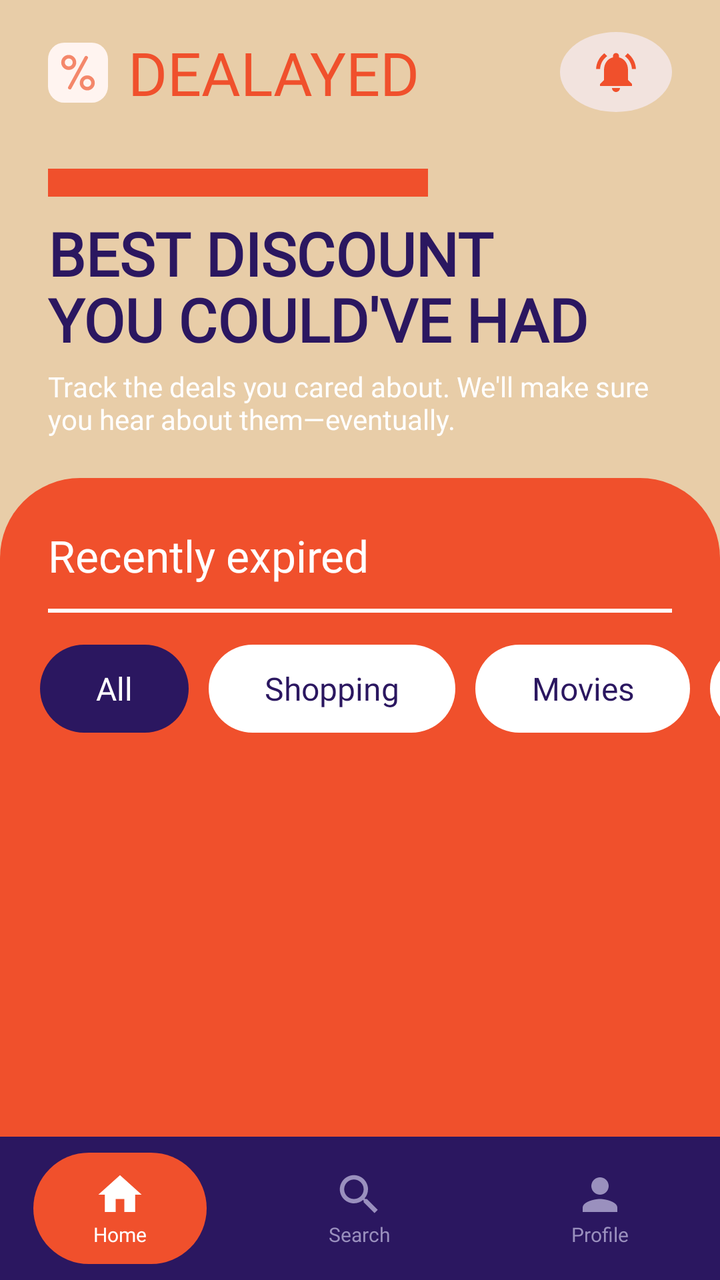
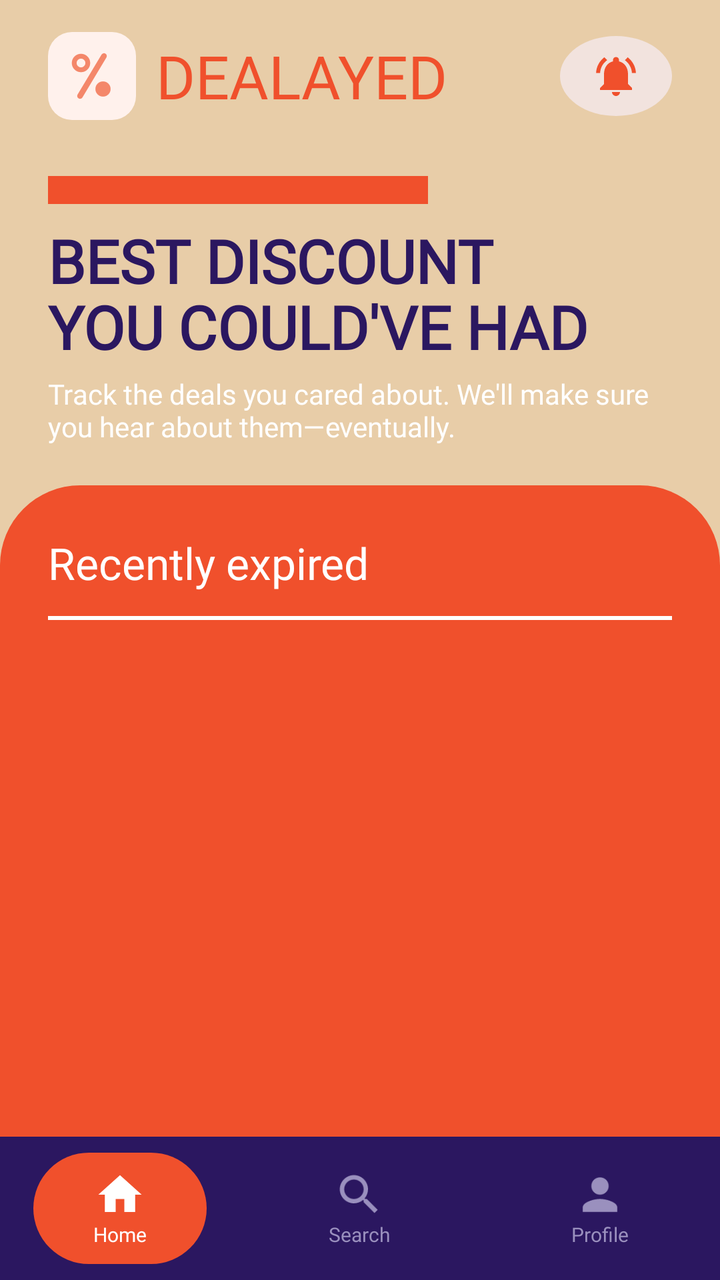

Two renders of the same Android screen: before a commit and after it. Below are the layout's source before the change and the commit's diff.
<!-- AndroidManifest.xml: application theme Theme.Dealayed -->
<!-- res/layout/activity_home.xml -->
<?xml version="1.0" encoding="utf-8"?>
<LinearLayout xmlns:android="http://schemas.android.com/apk/res/android"
    xmlns:app="http://schemas.android.com/apk/res-auto"
    android:id="@+id/root"
    android:layout_width="match_parent"
    android:layout_height="match_parent"
    android:orientation="vertical"
    android:background="@color/beige">

    
    <LinearLayout
        android:layout_width="match_parent"
        android:layout_height="wrap_content"
        android:gravity="center_vertical"
        android:orientation="horizontal"
        android:paddingStart="24dp"
        android:paddingEnd="24dp"
        android:paddingTop="16dp"
        android:paddingBottom="4dp">

        <ImageView
            android:layout_width="30dp"
            android:layout_height="35dp"
            android:contentDescription="Dealayed logo"
            android:src="@drawable/ic_logo_mark" />

        <TextView
            android:layout_width="0dp"
            android:layout_height="wrap_content"
            android:layout_weight="1"
            android:layout_marginStart="10dp"
            android:fontFamily="@font/lexend_extrabold"
            android:text="DEALAYED"
            android:textColor="@color/orange"
            android:textSize="30sp" />

        <ImageView
            android:id="@+id/bellButton"
            android:layout_width="56dp"
            android:layout_height="40dp"
            android:background="@drawable/bg_bell_button"
            android:padding="8dp"
            android:src="@drawable/ic_bell"
            app:tint="@color/orange" />

    </LinearLayout>

    
    <View
        android:layout_width="190dp"
        android:layout_height="14dp"
        android:layout_marginStart="24dp"
        android:layout_marginTop="24dp"
        android:background="@color/orange" />

    <TextView
        android:layout_width="match_parent"
        android:layout_height="wrap_content"
        android:layout_marginStart="24dp"
        android:layout_marginEnd="24dp"
        android:layout_marginTop="8dp"
        android:fontFamily="@font/lexend"
        android:text="BEST DISCOUNT\nYOU COULD\'VE HAD"
        android:textColor="@color/purple"
        android:textSize="30sp"
        android:textStyle="bold"
        android:lineSpacingMultiplier="0.95" />

    <TextView
        android:layout_width="match_parent"
        android:layout_height="wrap_content"
        android:layout_marginStart="24dp"
        android:layout_marginEnd="24dp"
        android:layout_marginTop="4dp"
        android:fontFamily="@font/lexend"
        android:text="Track the deals you cared about. We\'ll make sure you hear about them—eventually."
        android:textColor="@color/white"
        android:textSize="14sp" />

    
    <LinearLayout
        android:layout_width="match_parent"
        android:layout_height="0dp"
        android:layout_weight="1"
        android:layout_marginTop="20dp"
        android:orientation="vertical"
        android:background="@drawable/bg_panel">

        <TextView
            android:layout_width="wrap_content"
            android:layout_height="wrap_content"
            android:layout_marginStart="24dp"
            android:layout_marginTop="24dp"
            android:fontFamily="@font/lexend"
            android:text="Recently expired"
            android:textColor="@color/white"
            android:textSize="22sp" />

        <View
            android:layout_width="match_parent"
            android:layout_height="2dp"
            android:layout_marginStart="24dp"
            android:layout_marginEnd="24dp"
            android:layout_marginTop="12dp"
            android:background="@color/white" />

        
        <HorizontalScrollView
            android:layout_width="match_parent"
            android:layout_height="wrap_content"
            android:layout_marginTop="16dp"
            android:clipToPadding="false"
            android:paddingStart="20dp"
            android:paddingEnd="20dp"
            android:scrollbars="none">

            <LinearLayout
                android:layout_width="wrap_content"
                android:layout_height="wrap_content"
                android:orientation="horizontal">

                <TextView
                    android:id="@+id/chipAll"
                    android:layout_width="wrap_content"
                    android:layout_height="44dp"
                    android:layout_marginEnd="10dp"
                    android:background="@drawable/bg_chip_selected"
                    android:fontFamily="@font/lexend"
                    android:gravity="center"
                    android:paddingStart="28dp"
                    android:paddingEnd="28dp"
                    android:text="All"
                    android:textColor="@color/white"
                    android:textSize="16sp" />

                <TextView
                    android:id="@+id/chipShopping"
                    android:layout_width="wrap_content"
                    android:layout_height="44dp"
                    android:layout_marginEnd="10dp"
                    android:background="@drawable/bg_chip"
                    android:fontFamily="@font/lexend"
                    android:gravity="center"
                    android:paddingStart="28dp"
                    android:paddingEnd="28dp"
                    android:text="Shopping"
                    android:textColor="@color/purple"
                    android:textSize="16sp" />

                <TextView
                    android:id="@+id/chipMovies"
                    android:layout_width="wrap_content"
                    android:layout_height="44dp"
                    android:layout_marginEnd="10dp"
                    android:background="@drawable/bg_chip"
                    android:fontFamily="@font/lexend"
                    android:gravity="center"
                    android:paddingStart="28dp"
                    android:paddingEnd="28dp"
                    android:text="Movies"
                    android:textColor="@color/purple"
                    android:textSize="16sp" />

                <TextView
                    android:id="@+id/chipFood"
                    android:layout_width="wrap_content"
                    android:layout_height="44dp"
                    android:layout_marginEnd="10dp"
                    android:background="@drawable/bg_chip"
                    android:fontFamily="@font/lexend"
                    android:gravity="center"
                    android:paddingStart="28dp"
                    android:paddingEnd="28dp"
                    android:text="Food"
                    android:textColor="@color/purple"
                    android:textSize="16sp" />

            </LinearLayout>
        </HorizontalScrollView>

        
        <androidx.recyclerview.widget.RecyclerView
            android:id="@+id/dealList"
            android:layout_width="match_parent"
            android:layout_height="0dp"
            android:layout_weight="1"
            android:layout_marginTop="16dp"
            android:clipToPadding="false" />

    </LinearLayout>

    
    <LinearLayout
        android:id="@+id/bottomNav"
        android:layout_width="match_parent"
        android:layout_height="wrap_content"
        android:orientation="horizontal"
        android:background="@color/purple"
        android:paddingTop="8dp"
        android:paddingBottom="8dp">

        
        <LinearLayout
            android:layout_width="0dp"
            android:layout_height="wrap_content"
            android:layout_weight="1"
            android:gravity="center">

            <LinearLayout
                android:layout_width="wrap_content"
                android:layout_height="wrap_content"
                android:background="@drawable/bg_nav_active"
                android:gravity="center"
                android:orientation="vertical"
                android:paddingStart="30dp"
                android:paddingEnd="30dp"
                android:paddingTop="8dp"
                android:paddingBottom="8dp">

                <ImageView
                    android:layout_width="26dp"
                    android:layout_height="26dp"
                    android:src="@drawable/ic_home"
                    app:tint="@color/white" />

                <TextView
                    android:layout_width="wrap_content"
                    android:layout_height="wrap_content"
                    android:fontFamily="@font/lexend"
                    android:text="Home"
                    android:textColor="@color/white"
                    android:textSize="10sp" />
            </LinearLayout>
        </LinearLayout>

        
        <LinearLayout
            android:layout_width="0dp"
            android:layout_height="wrap_content"
            android:layout_weight="1"
            android:gravity="center">

            <LinearLayout
                android:layout_width="wrap_content"
                android:layout_height="wrap_content"
                android:gravity="center"
                android:orientation="vertical"
                android:paddingTop="8dp"
                android:paddingBottom="8dp">

                <ImageView
                    android:layout_width="26dp"
                    android:layout_height="26dp"
                    android:src="@drawable/ic_search"
                    app:tint="@color/nav_inactive" />

                <TextView
                    android:layout_width="wrap_content"
                    android:layout_height="wrap_content"
                    android:fontFamily="@font/lexend"
                    android:text="Search"
                    android:textColor="@color/nav_inactive"
                    android:textSize="10sp" />
            </LinearLayout>
        </LinearLayout>

        
        <LinearLayout
            android:layout_width="0dp"
            android:layout_height="wrap_content"
            android:layout_weight="1"
            android:gravity="center">

            <LinearLayout
                android:layout_width="wrap_content"
                android:layout_height="wrap_content"
                android:gravity="center"
                android:orientation="vertical"
                android:paddingTop="8dp"
                android:paddingBottom="8dp">

                <ImageView
                    android:layout_width="26dp"
                    android:layout_height="26dp"
                    android:src="@drawable/ic_person"
                    app:tint="@color/nav_inactive" />

                <TextView
                    android:layout_width="wrap_content"
                    android:layout_height="wrap_content"
                    android:fontFamily="@font/lexend"
                    android:text="Profile"
                    android:textColor="@color/nav_inactive"
                    android:textSize="10sp" />
            </LinearLayout>
        </LinearLayout>

    </LinearLayout>

</LinearLayout>
<!-- resources referenced by this layout -->
<resources>
  <color name="beige">#E8CDA8</color>
  <color name="nav_inactive">#9A90BE</color>
  <color name="orange">#F0502C</color>
  <color name="purple">#2B1760</color>
  <color name="white">#FFFFFFFF</color>
  <!-- drawable bg_bell_button (drawable) -->
  <shape xmlns:android="http://schemas.android.com/apk/res/android" android:shape="oval">
      <solid android:color="#F2E3DE"/>
  </shape>
  <!-- drawable bg_chip (drawable) -->
  <?xml version="1.0" encoding="utf-8"?>
  <shape xmlns:android="http://schemas.android.com/apk/res/android"
      android:shape="rectangle">
      <solid android:color="#FFFFFF" />
      <corners android:radius="30dp" />
  </shape>
  <!-- drawable bg_chip_selected (drawable) -->
  <?xml version="1.0" encoding="utf-8"?>
  <shape xmlns:android="http://schemas.android.com/apk/res/android"
      android:shape="rectangle">
      <solid android:color="@color/purple" />
      <corners android:radius="30dp" />
  </shape>
  <!-- drawable bg_nav_active (drawable) -->
  <?xml version="1.0" encoding="utf-8"?>
  <shape xmlns:android="http://schemas.android.com/apk/res/android"
      android:shape="rectangle">
      <solid android:color="@color/orange" />
      <corners android:radius="28dp" />
  </shape>
  <!-- drawable bg_panel (drawable) -->
  <?xml version="1.0" encoding="utf-8"?>
  <shape xmlns:android="http://schemas.android.com/apk/res/android"
      android:shape="rectangle">
      <solid android:color="@color/orange" />
      <corners
          android:topLeftRadius="40dp"
          android:topRightRadius="40dp" />
  </shape>
  <!-- drawable ic_home (drawable) -->
  <?xml version="1.0" encoding="utf-8"?>
  <vector xmlns:android="http://schemas.android.com/apk/res/android"
      android:width="24dp"
      android:height="24dp"
      android:viewportWidth="24"
      android:viewportHeight="24">
      <path
          android:fillColor="#FFFFFF"
          android:pathData="M10,20v-6h4v6h5v-8h3L12,3 2,12h3v8z" />
  </vector>
  <!-- drawable ic_logo_mark (drawable) -->
  <?xml version="1.0" encoding="utf-8"?>
  <vector xmlns:android="http://schemas.android.com/apk/res/android"
      android:width="44dp"
      android:height="44dp"
      android:viewportWidth="44"
      android:viewportHeight="44">
  
      
      <path
          android:fillColor="#FFF4F0"
          android:pathData="M12,0 H32 A12,12 0 0 1 44,12 V32 A12,12 0 0 1 32,44 H12 A12,12 0 0 1 0,32 V12 A12,12 0 0 1 12,0 Z" />
  
      
      <path
          android:pathData="M28,11 L16,33"
          android:strokeColor="#F4876A"
          android:strokeWidth="2.6"
          android:strokeLineCap="round" />
  
      
      <path
          android:pathData="M11,14.5 a4.2,4.2 0 1,0 8.4,0 a4.2,4.2 0 1,0 -8.4,0"
          android:strokeColor="#F4876A"
          android:strokeWidth="2.6" />
  
      
      <path
          android:pathData="M24.6,29.5 a4.2,4.2 0 1,0 8.4,0 a4.2,4.2 0 1,0 -8.4,0"
          android:strokeColor="#F4876A"
          android:strokeWidth="2.6" />
  </vector>
  <!-- drawable ic_person (drawable) -->
  <?xml version="1.0" encoding="utf-8"?>
  <vector xmlns:android="http://schemas.android.com/apk/res/android"
      android:width="24dp"
      android:height="24dp"
      android:viewportWidth="24"
      android:viewportHeight="24">
      <path
          android:fillColor="#FFFFFF"
          android:pathData="M12,12c2.21,0 4,-1.79 4,-4s-1.79,-4 -4,-4 -4,1.79 -4,4 1.79,4 4,4zM12,14c-2.67,0 -8,1.34 -8,4v2h16v-2c0,-2.66 -5.33,-4 -8,-4z" />
  </vector>
  <style name="Theme.Dealayed" parent="Base.Theme.Dealayed" />
  <style name="Base.Theme.Dealayed" parent="Theme.Material3.DayNight.NoActionBar">
          
          
      </style>
  <!-- unchanged entries left out for length: 2 -->
</resources>

<!-- the commit's change to res/layout/activity_home.xml (unified diff, before → after) -->
@@ -8,6 +8,7 @@
     android:background="@color/beige">
 
     
+    
     <LinearLayout
         android:layout_width="match_parent"
         android:layout_height="wrap_content"
@@ -19,8 +20,8 @@
         android:paddingBottom="4dp">
 
         <ImageView
-            android:layout_width="30dp"
-            android:layout_height="35dp"
+            android:layout_width="44dp"
+            android:layout_height="44dp"
             android:contentDescription="Dealayed logo"
             android:src="@drawable/ic_logo_mark" />
 
@@ -115,67 +116,10 @@
             android:scrollbars="none">
 
             <LinearLayout
-                android:layout_width="wrap_content"
-                android:layout_height="wrap_content"
-                android:orientation="horizontal">
-
-                <TextView
-                    android:id="@+id/chipAll"
-                    android:layout_width="wrap_content"
-                    android:layout_height="44dp"
-                    android:layout_marginEnd="10dp"
-                    android:background="@drawable/bg_chip_selected"
-                    android:fontFamily="@font/lexend"
-                    android:gravity="center"
-                    android:paddingStart="28dp"
-                    android:paddingEnd="28dp"
-                    android:text="All"
-                    android:textColor="@color/white"
-                    android:textSize="16sp" />
-
-                <TextView
-                    android:id="@+id/chipShopping"
-                    android:layout_width="wrap_content"
-                    android:layout_height="44dp"
-                    android:layout_marginEnd="10dp"
-                    android:background="@drawable/bg_chip"
-                    android:fontFamily="@font/lexend"
-                    android:gravity="center"
-                    android:paddingStart="28dp"
-                    android:paddingEnd="28dp"
-                    android:text="Shopping"
-                    android:textColor="@color/purple"
-                    android:textSize="16sp" />
-
-                <TextView
-                    android:id="@+id/chipMovies"
-                    android:layout_width="wrap_content"
-                    android:layout_height="44dp"
-                    android:layout_marginEnd="10dp"
-                    android:background="@drawable/bg_chip"
-                    android:fontFamily="@font/lexend"
-                    android:gravity="center"
-                    android:paddingStart="28dp"
-                    android:paddingEnd="28dp"
-                    android:text="Movies"
-                    android:textColor="@color/purple"
-                    android:textSize="16sp" />
-
-                <TextView
-                    android:id="@+id/chipFood"
-                    android:layout_width="wrap_content"
-                    android:layout_height="44dp"
-                    android:layout_marginEnd="10dp"
-                    android:background="@drawable/bg_chip"
-                    android:fontFamily="@font/lexend"
-                    android:gravity="center"
-                    android:paddingStart="28dp"
-                    android:paddingEnd="28dp"
-                    android:text="Food"
-                    android:textColor="@color/purple"
-                    android:textSize="16sp" />
-
-            </LinearLayout>
+                android:id="@+id/chipContainer"
+                android:layout_width="wrap_content"
+                android:layout_height="wrap_content"
+                android:orientation="horizontal" />
         </HorizontalScrollView>
 
         
<!-- resource entries referenced after the edit -->
@@ -8,20 +8,6 @@
   <!-- drawable bg_bell_button (drawable) -->
   <shape xmlns:android="http://schemas.android.com/apk/res/android" android:shape="oval">
       <solid android:color="#F2E3DE"/>
-  </shape>
-  <!-- drawable bg_chip (drawable) -->
-  <?xml version="1.0" encoding="utf-8"?>
-  <shape xmlns:android="http://schemas.android.com/apk/res/android"
-      android:shape="rectangle">
-      <solid android:color="#FFFFFF" />
-      <corners android:radius="30dp" />
-  </shape>
-  <!-- drawable bg_chip_selected (drawable) -->
-  <?xml version="1.0" encoding="utf-8"?>
-  <shape xmlns:android="http://schemas.android.com/apk/res/android"
-      android:shape="rectangle">
-      <solid android:color="@color/purple" />
-      <corners android:radius="30dp" />
   </shape>
   <!-- drawable bg_nav_active (drawable) -->
   <?xml version="1.0" encoding="utf-8"?>
@@ -60,27 +46,26 @@
   
       
       <path
-          android:fillColor="#FFF4F0"
+          android:fillColor="#FFF1EC"
           android:pathData="M12,0 H32 A12,12 0 0 1 44,12 V32 A12,12 0 0 1 32,44 H12 A12,12 0 0 1 0,32 V12 A12,12 0 0 1 12,0 Z" />
   
       
       <path
-          android:pathData="M28,11 L16,33"
+          android:pathData="M28,12 L16,32"
           android:strokeColor="#F4876A"
-          android:strokeWidth="2.6"
+          android:strokeWidth="2.8"
           android:strokeLineCap="round" />
   
       
       <path
-          android:pathData="M11,14.5 a4.2,4.2 0 1,0 8.4,0 a4.2,4.2 0 1,0 -8.4,0"
+          android:pathData="M13.1,15.5 a3.4,3.4 0 1,0 6.8,0 a3.4,3.4 0 1,0 -6.8,0"
           android:strokeColor="#F4876A"
-          android:strokeWidth="2.6" />
+          android:strokeWidth="2.4" />
   
       
       <path
-          android:pathData="M24.6,29.5 a4.2,4.2 0 1,0 8.4,0 a4.2,4.2 0 1,0 -8.4,0"
-          android:strokeColor="#F4876A"
-          android:strokeWidth="2.6" />
+          android:fillColor="#F4876A"
+          android:pathData="M23.7,28.5 a3.8,3.8 0 1,0 7.6,0 a3.8,3.8 0 1,0 -7.6,0" />
   </vector>
   <!-- drawable ic_person (drawable) -->
   <?xml version="1.0" encoding="utf-8"?>
